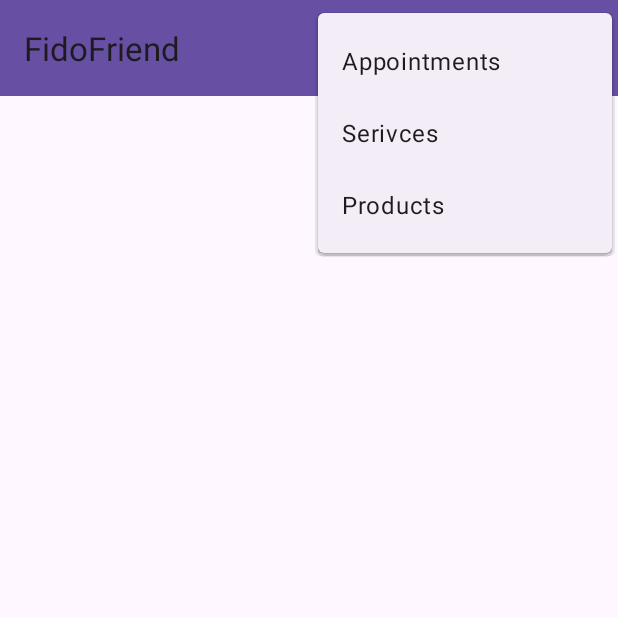
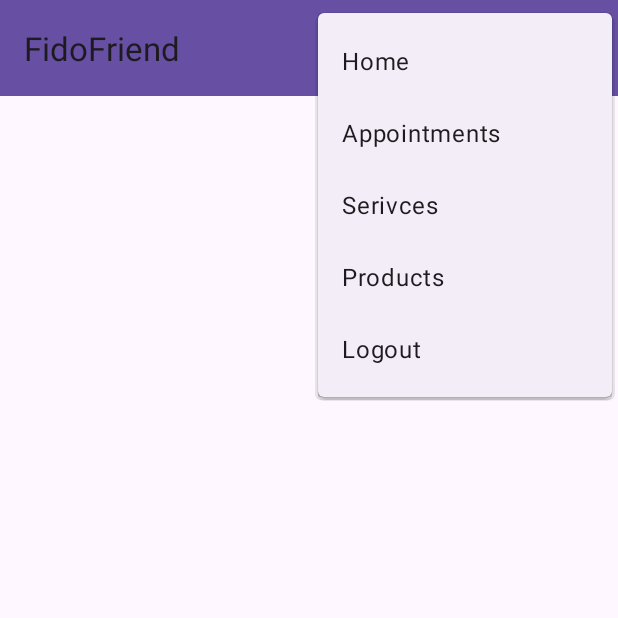
Before and after one commit to CC238-2302-WV61-FidoFriend/App, an Android app: the screen it shows after launch (MainActivity), with the options menu open, on a phone screen of 412 x 824 dp, the top half of it. Run offline under Robolectric (Android 15) with nearby library versions, the phone set to English and light mode, and no system bars.

Commit message:
connect login to api

```diff
--- a/app/src/main/AndroidManifest.xml
+++ b/app/src/main/AndroidManifest.xml
@@ -17,7 +17,7 @@
             android:exported="false" />
         <activity
             android:name=".MainActivity"
-            android:exported="false">
+            android:exported="true">
             <intent-filter>
                 <action android:name="android.intent.action.MAIN" />
 
--- a/app/src/main/java/Interface/FidoFriendApi.kt
+++ b/app/src/main/java/Interface/FidoFriendApi.kt
@@ -1,11 +1,17 @@
 package Interface
 
+import Beans.LoginBody
 import Beans.User
 import retrofit2.Call
+import retrofit2.http.Body
 import retrofit2.http.GET
+import retrofit2.http.POST
 import retrofit2.http.Path
 
 interface FidoFriendApi {
     @GET("/api/User/{id}")
     fun getUserById(@Path("id") id: Int): Call<User>
+
+    @POST("/api/User/login")
+    fun loginUser(@Body requestBody: LoginBody): Call<User>
 }
--- a/app/src/main/java/com/example/fidofriend/MainActivity.kt
+++ b/app/src/main/java/com/example/fidofriend/MainActivity.kt
@@ -32,6 +32,7 @@ class MainActivity : AppCompatActivity() {
             R.id.nav_appointments -> Toast.makeText(this, "Appointments", Toast.LENGTH_SHORT).show()
             R.id.nav_service -> Toast.makeText(this, "Services", Toast.LENGTH_SHORT).show()
             R.id.nav_products -> Toast.makeText(this, "Products", Toast.LENGTH_SHORT).show()
+            R.id.nav_logout -> startActivity(Intent(this, Login::class.java))
         }
 
         return super.onOptionsItemSelected(item)
--- /dev/null
+++ b/app/src/main/res/drawable/logout_icon.xml
@@ -0,0 +1,6 @@
+<vector android:alpha="0.85" android:autoMirrored="true"
+    android:height="24dp" android:tint="#000000"
+    android:viewportHeight="24" android:viewportWidth="24"
+    android:width="24dp" xmlns:android="http://schemas.android.com/apk/res/android">
+    <path android:fillColor="@android:color/white" android:pathData="M17,7l-1.41,1.41L18.17,11H8v2h10.17l-2.58,2.58L17,17l5,-5zM4,5h8V3H4c-1.1,0 -2,0.9 -2,2v14c0,1.1 0.9,2 2,2h8v-2H4V5z"/>
+</vector>
--- a/app/src/main/res/layout/activity_login.xml
+++ b/app/src/main/res/layout/activity_login.xml
@@ -26,7 +26,7 @@
     <TextView
         android:layout_width="match_parent"
         android:layout_height="wrap_content"
-        android:text="Username or Email Address:"
+        android:text="Email Address:"
         android:textSize="18dp"
         android:layout_margin="20dp"
         />
--- a/app/src/main/res/menu/menu_main.xml
+++ b/app/src/main/res/menu/menu_main.xml
@@ -11,24 +11,25 @@
         android:id="@+id/nav_home"
         android:icon="@drawable/home_icon"
         android:title="Home"
-        app:showAsAction="ifRoom"
         />
     <item
         android:id="@+id/nav_appointments"
         android:icon="@drawable/appointment_icon"
         android:title="Appointments"
-        app:showAsAction="ifRoom"
         />
     <item
         android:id="@+id/nav_service"
         android:icon="@drawable/service_icon"
         android:title="Serivces"
-        app:showAsAction="ifRoom"
         />
     <item
         android:id="@+id/nav_products"
         android:icon="@drawable/product_icon"
         android:title="Products"
-        app:showAsAction="ifRoom"
+        />
+    <item
+        android:id="@+id/nav_logout"
+        android:icon="@drawable/logout_icon"
+        android:title="Logout"
         />
 </menu>
```
Also changed, not shown: app/src/main/java/Beans/LoginBody.kt (added, +11 -0 lines), app/src/main/java/com/example/fidofriend/Login.kt (+50 -0 lines).
